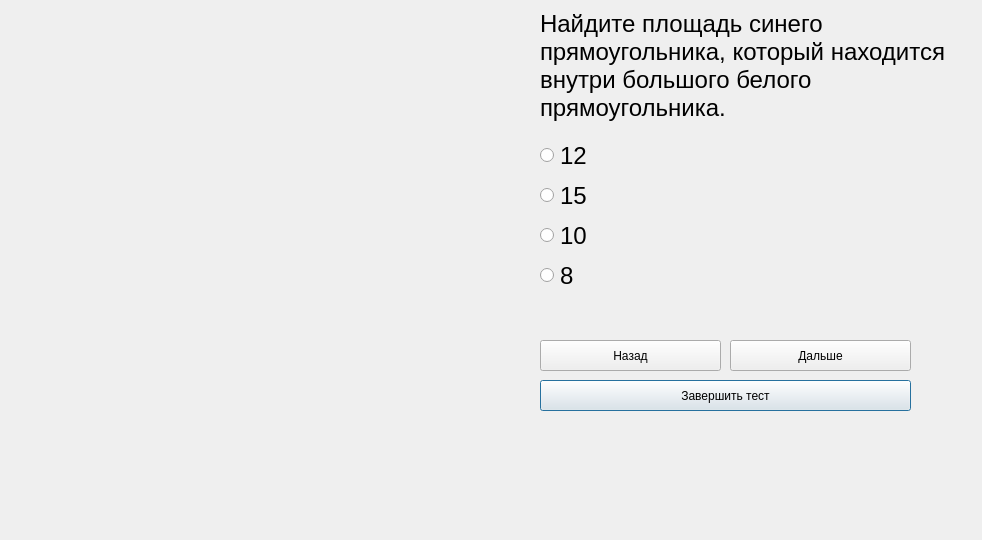
Above: DMCF/testform8.ui from SACRED448/Group_Project-UP- before the change. Below: the same form after it.
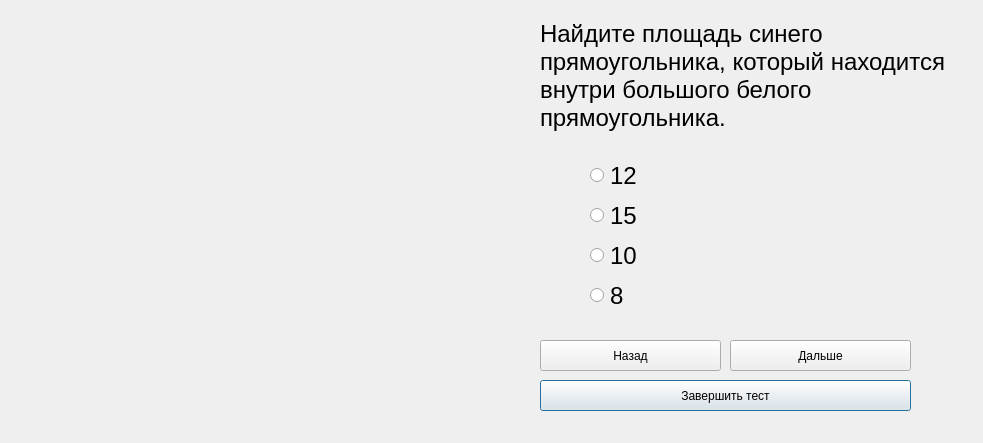
That is the form after the change.

```diff
--- a/DMCF/testform8.ui
+++ b/DMCF/testform8.ui
@@ -6,8 +6,8 @@
    <rect>
     <x>0</x>
     <y>0</y>
-    <width>982</width>
-    <height>540</height>
+    <width>983</width>
+    <height>443</height>
    </rect>
   </property>
   <property name="windowTitle">
@@ -16,8 +16,8 @@
   <widget class="QRadioButton" name="radioButton_2">
    <property name="geometry">
     <rect>
-     <x>540</x>
-     <y>180</y>
+     <x>590</x>
+     <y>200</y>
      <width>81</width>
      <height>31</height>
     </rect>
@@ -76,8 +76,8 @@
   <widget class="QRadioButton" name="radioButton_4">
    <property name="geometry">
     <rect>
-     <x>540</x>
-     <y>260</y>
+     <x>590</x>
+     <y>280</y>
      <width>81</width>
      <height>31</height>
     </rect>
@@ -97,8 +97,8 @@
   <widget class="QRadioButton" name="radioButton_3">
    <property name="geometry">
     <rect>
-     <x>540</x>
-     <y>220</y>
+     <x>590</x>
+     <y>240</y>
      <width>71</width>
      <height>31</height>
     </rect>
@@ -118,7 +118,7 @@
   <widget class="QLabel" name="image">
    <property name="geometry">
     <rect>
-     <x>10</x>
+     <x>80</x>
      <y>30</y>
      <width>411</width>
      <height>331</height>
@@ -134,7 +134,7 @@
      <x>540</x>
      <y>10</y>
      <width>419</width>
-     <height>111</height>
+     <height>131</height>
     </rect>
    </property>
    <property name="sizePolicy">
@@ -185,8 +185,8 @@
   <widget class="QRadioButton" name="radioButton">
    <property name="geometry">
     <rect>
-     <x>540</x>
-     <y>140</y>
+     <x>590</x>
+     <y>160</y>
      <width>81</width>
      <height>31</height>
     </rect>
```
Left out of the diff: 6 changed lines with no effect on the pictures.
